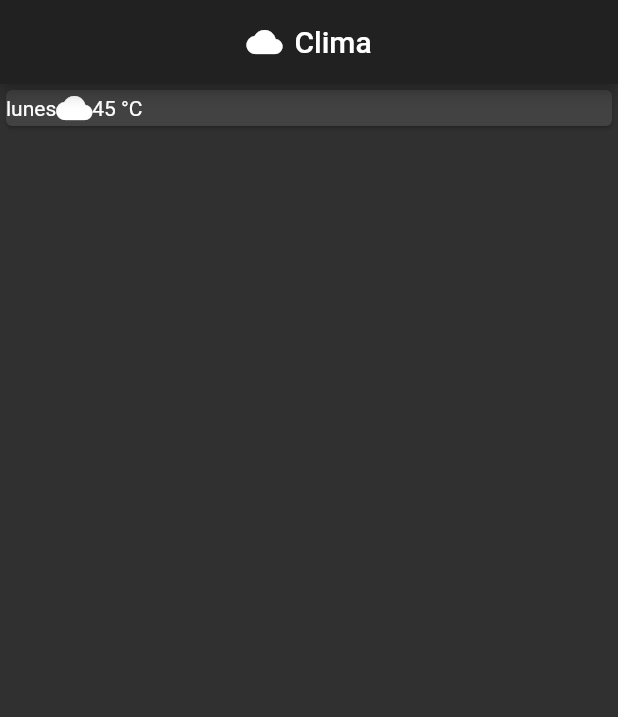
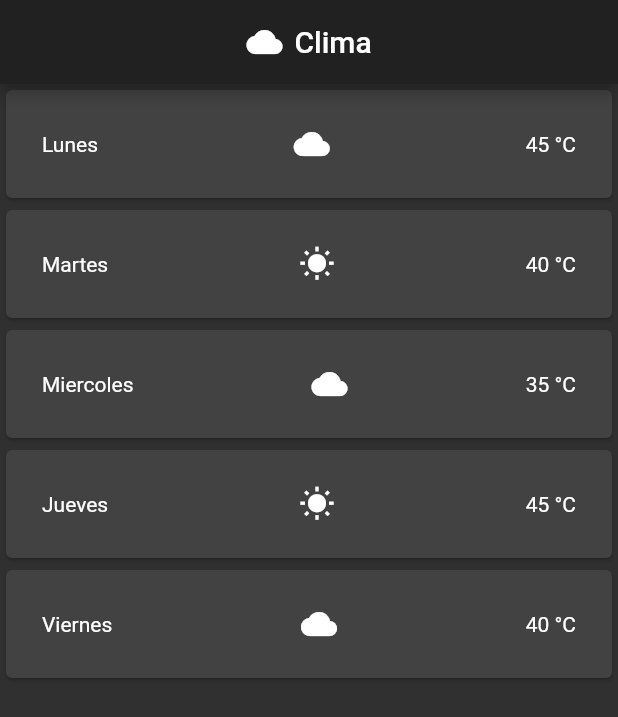
Before and after one commit to triusdeil/App_Flutter01, a Flutter app: the screen it shows after launch, on a phone screen of 412 x 824 dp. Shown: the top 717 px of the screen. Run offline on Flutter 3.47's test engine with Material 2 defaults, Android fonts, the phone set to English and light mode, and no system bars.

Commit message:
Actualizacion 2.1
Se contruyo y dio forma a la aplicacion de clima con un padding se le dio el tamaño y se alineo el texto en el centro cada uno

```diff
--- a/app_clima/lib/main.dart
+++ b/app_clima/lib/main.dart
@@ -27,21 +27,29 @@ class MyApp extends StatelessWidget {
 class  HomePage extends StatelessWidget {
     @override
     Widget build(BuildContext context) {
-      return Column(
+      return  Column(
         children:<Widget>[
-          dayWidget("lunes",Icons.wb_cloudy,"45 °C")
+          dayWidget("Lunes",Icons.wb_cloudy,"45 °C"),
+          dayWidget("Martes",Icons.wb_sunny,"40 °C"),
+          dayWidget("Miercoles",Icons.wb_cloudy,"35 °C"),
+          dayWidget("Jueves",Icons.wb_sunny,"45 °C"),
+          dayWidget("Viernes",Icons.wb_cloudy,"40 °C")
         ]
       );
     }
     Widget dayWidget(String day, IconData iconData, String temp){
-      return Card(child:
-      Row(children:
-          <Widget>[
+      return Card(
+        child: Padding(
+          padding: const EdgeInsets.all(24.0),
+         child: Row(
+          mainAxisAlignment: MainAxisAlignment.spaceBetween,
+          children:<Widget>[
             Text(day),
             Icon(iconData),
             Text(temp),
            ],
          )
+      )
       );
     }
   }
```
